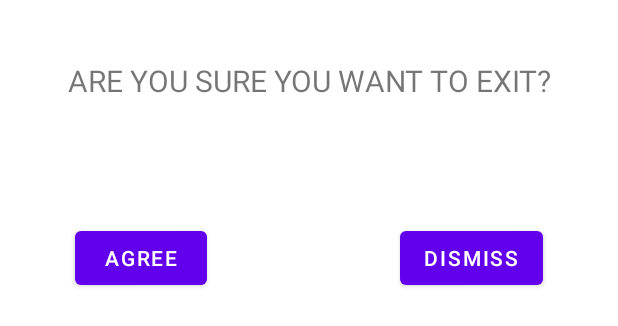
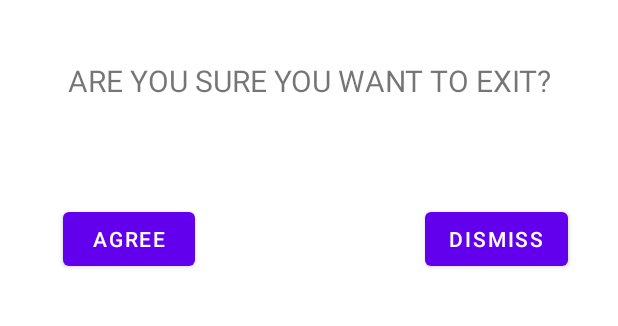
Before and after one commit to ZaitonZz/group14_decisionbasedgame, an Android app: the layout exit_confirmation.xml on its own in the app's theme, with its tools: preview values and no code run, on a phone screen of 412 x 824 dp. Shown: the top 326 px of the screen. Run offline under Robolectric (Android 15) with nearby library versions, the phone set to English and light mode, and no system bars.

```diff
--- a/app/src/main/java/com/example/group14_decisionbasedgame/view/exit_confirmation.java
+++ b/app/src/main/java/com/example/group14_decisionbasedgame/view/exit_confirmation.java
@@ -19,7 +19,7 @@ public class exit_confirmation extends Activity {
     private Button btnAgree;
     private Button btnDismiss;
 
-//TODO: make the settings transparent/translucent
+//TODO: make the settings transparent/translucent (FIXED)
 
     @Override
     protected void onCreate(Bundle savedInstanceState) {
--- a/app/src/main/java/com/example/group14_decisionbasedgame/view/settings_screen.java
+++ b/app/src/main/java/com/example/group14_decisionbasedgame/view/settings_screen.java
@@ -10,7 +10,7 @@ import android.widget.Button;
 
 import com.example.group14_decisionbasedgame.R;
 
-//TODO: make the settings transparent/translucent
+//TODO: make the settings transparent/translucent (FIXED)
 
 //TODO: make buttons for settings
 
--- a/app/src/main/res/layout/exit_confirmation.xml
+++ b/app/src/main/res/layout/exit_confirmation.xml
@@ -3,7 +3,8 @@
     xmlns:app="http://schemas.android.com/apk/res-auto"
     xmlns:tools="http://schemas.android.com/tools"
     android:layout_width="match_parent"
-    android:layout_height="match_parent">
+    android:layout_height="match_parent"
+    android:layout_gravity="center">
 
 
     <TextView
@@ -23,22 +24,23 @@
         android:id="@+id/btn_Dismiss"
         android:layout_width="wrap_content"
         android:layout_height="wrap_content"
-        android:layout_marginEnd="50dp"
+        android:layout_marginTop="68dp"
         android:text="Dismiss"
         app:layout_constraintEnd_toEndOf="parent"
-        app:layout_constraintHorizontal_bias="1.0"
-        app:layout_constraintStart_toEndOf="@+id/btn_Agree"
-        app:layout_constraintTop_toTopOf="@+id/btn_Agree"
+        app:layout_constraintHorizontal_bias="0.895"
+        app:layout_constraintStart_toStartOf="parent"
+        app:layout_constraintTop_toBottomOf="@+id/txtConfirmation"
         tools:ignore="MissingConstraints" />
 
     <Button
         android:id="@+id/btn_Agree"
         android:layout_width="wrap_content"
         android:layout_height="wrap_content"
-        android:layout_marginStart="50dp"
-        android:layout_marginTop="148dp"
+        android:layout_marginTop="68dp"
         android:text="Agree"
+        app:layout_constraintEnd_toEndOf="parent"
+        app:layout_constraintHorizontal_bias="0.13"
         app:layout_constraintStart_toStartOf="parent"
-        app:layout_constraintTop_toTopOf="parent"
+        app:layout_constraintTop_toBottomOf="@+id/txtConfirmation"
         tools:ignore="MissingConstraints" />
 </androidx.constraintlayout.widget.ConstraintLayout>
--- a/app/src/main/res/layout/intro_screen.xml
+++ b/app/src/main/res/layout/intro_screen.xml
@@ -17,6 +17,7 @@
         android:layout_marginStart="159dp"
         android:layout_marginEnd="150dp"
         android:padding="16dp"
+        android:gravity="center"
         android:text="100%" />
 
     <ProgressBar
--- a/app/src/main/res/layout/loading_screen_tostart.xml
+++ b/app/src/main/res/layout/loading_screen_tostart.xml
@@ -19,6 +19,7 @@
         android:layout_marginStart="159dp"
         android:layout_marginEnd="150dp"
         android:padding="16dp"
+        android:gravity="center"
         android:text="100%" />
 
     <ProgressBar
--- a/app/src/main/res/layout/scene_one.xml
+++ b/app/src/main/res/layout/scene_one.xml
@@ -90,7 +90,6 @@
             style="?android:attr/buttonBarButtonStyle"
             android:layout_width="34dp"
             android:layout_height="32dp"
-            android:background="@drawable/circle"
             android:text="A"
             android:textSize="11sp"
             tools:layout_editor_absoluteX="640dp"
@@ -100,8 +99,7 @@
             android:id="@+id/button7"
             style="?android:attr/buttonBarButtonStyle"
             android:layout_width="34dp"
-            android:layout_height="32dp"
-            android:background="@drawable/circle"
+            android:layout_height="35dp"
             android:text="B"
             android:textSize="11sp"
             tools:layout_editor_absoluteX="640dp"
@@ -112,7 +110,6 @@
             style="?android:attr/buttonBarButtonStyle"
             android:layout_width="34dp"
             android:layout_height="32dp"
-            android:background="@drawable/circle"
             android:text="C"
             android:textSize="11sp"
             tools:layout_editor_absoluteX="640dp"
@@ -123,7 +120,6 @@
             style="?android:attr/buttonBarButtonStyle"
             android:layout_width="34dp"
             android:layout_height="32dp"
-            android:background="@drawable/circle"
             android:text="D"
             android:textSize="11sp"
             tools:layout_editor_absoluteX="640dp"
```
